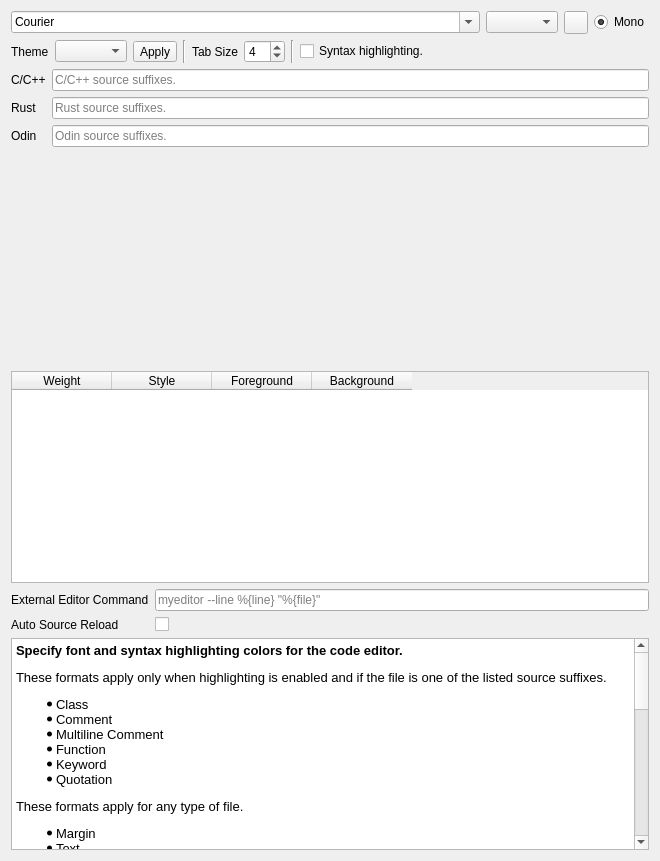
Qt form src/SeerEditorConfigPage.ui (epasveer/seer) before a commit.
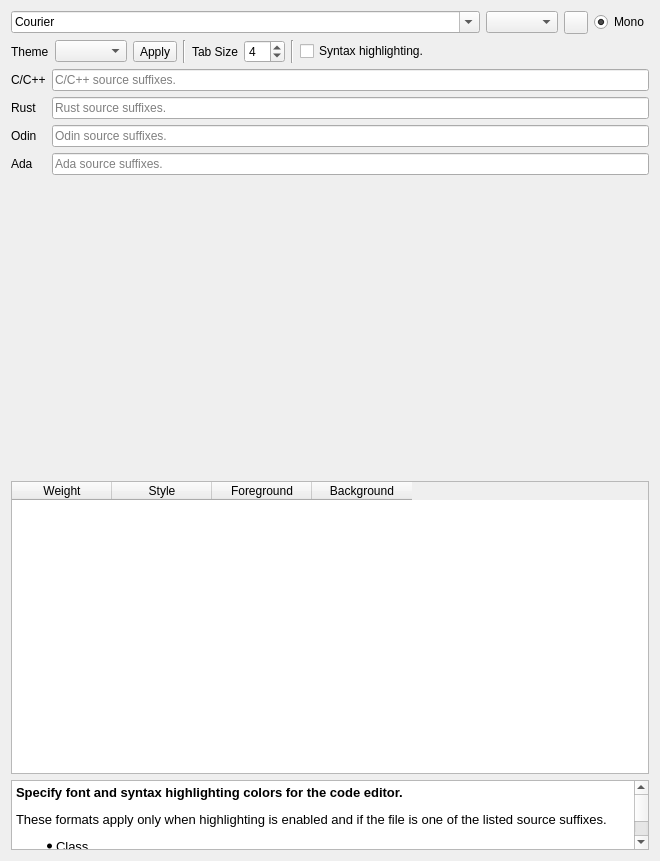
The same form after that commit. Icons and pictures are not drawn. Custom widgets are drawn as their Qt base class.

Commit message: Add Ada support to editor configuration and settings

```diff
--- a/src/SeerEditorConfigPage.ui
+++ b/src/SeerEditorConfigPage.ui
@@ -211,19 +211,39 @@
        </property>
       </widget>
      </item>
+     <item row="3" column="0">
+      <widget class="QLabel" name="adaLabel">
+       <property name="text">
+        <string>Ada</string>
+       </property>
+      </widget>
+     </item>
+     <item row="3" column="1">
+      <widget class="QHistoryLineEdit" name="adaSuffixesLineEdit">
+       <property name="toolTip">
+        <string>Ada source suffixes. Separated by '|'.</string>
+       </property>
+       <property name="placeholderText">
+        <string>Ada source suffixes.</string>
+       </property>
+       <property name="clearButtonEnabled">
+        <bool>true</bool>
+       </property>
+      </widget>
+     </item>
     </layout>
    </item>
-   <item row="3" column="0">
-    <widget class="SeerEditorWidgetSource" name="editorWidget" native="true">
-     <property name="sizePolicy">
-      <sizepolicy hsizetype="Expanding" vsizetype="Preferred">
-       <horstretch>0</horstretch>
-       <verstretch>50</verstretch>
-      </sizepolicy>
-     </property>
-    </widget>
-   </item>
    <item row="4" column="0">
+    <widget class="SeerEditorWidgetSource" name="editorWidget" native="true">
+     <property name="sizePolicy">
+      <sizepolicy hsizetype="Expanding" vsizetype="Preferred">
+       <horstretch>0</horstretch>
+       <verstretch>50</verstretch>
+      </sizepolicy>
+     </property>
+    </widget>
+   </item>
+   <item row="5" column="0">
     <widget class="QTableWidget" name="highlighterTableWidget">
      <property name="sizePolicy">
       <sizepolicy hsizetype="Expanding" vsizetype="Preferred">
@@ -274,7 +294,7 @@
      </column>
     </widget>
    </item>
-   <item row="5" column="0">
+   <item row="6" column="0">
     <layout class="QGridLayout" name="gridLayout_3">
      <item row="1" column="0">
       <widget class="QLabel" name="autoReloadSourceFileLabel">
```
The commit also changes 3 other files.
